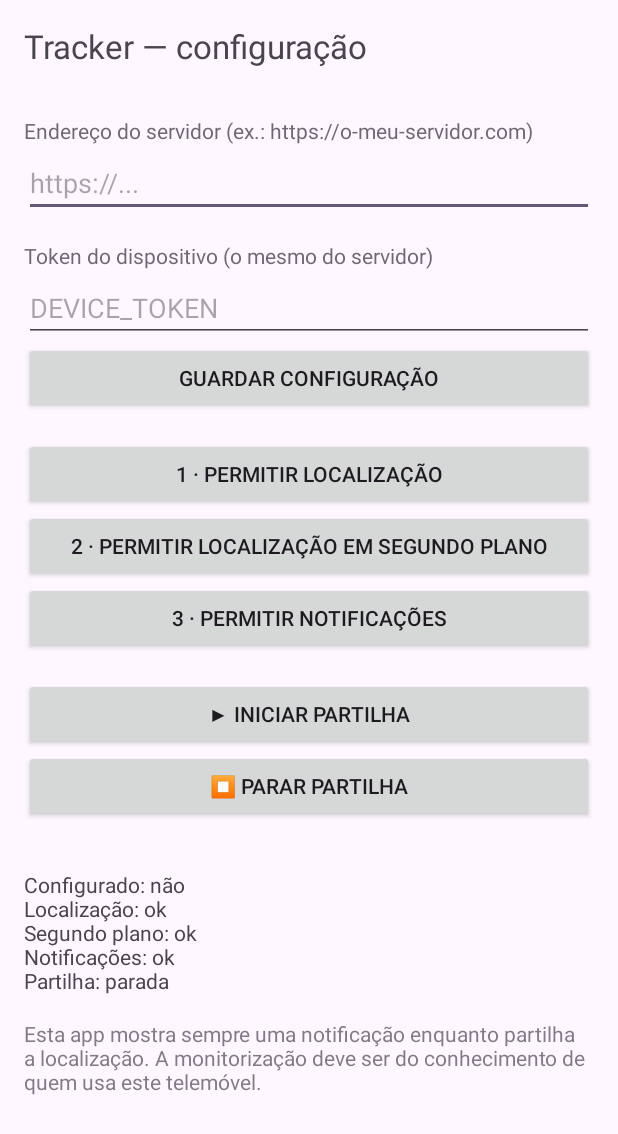
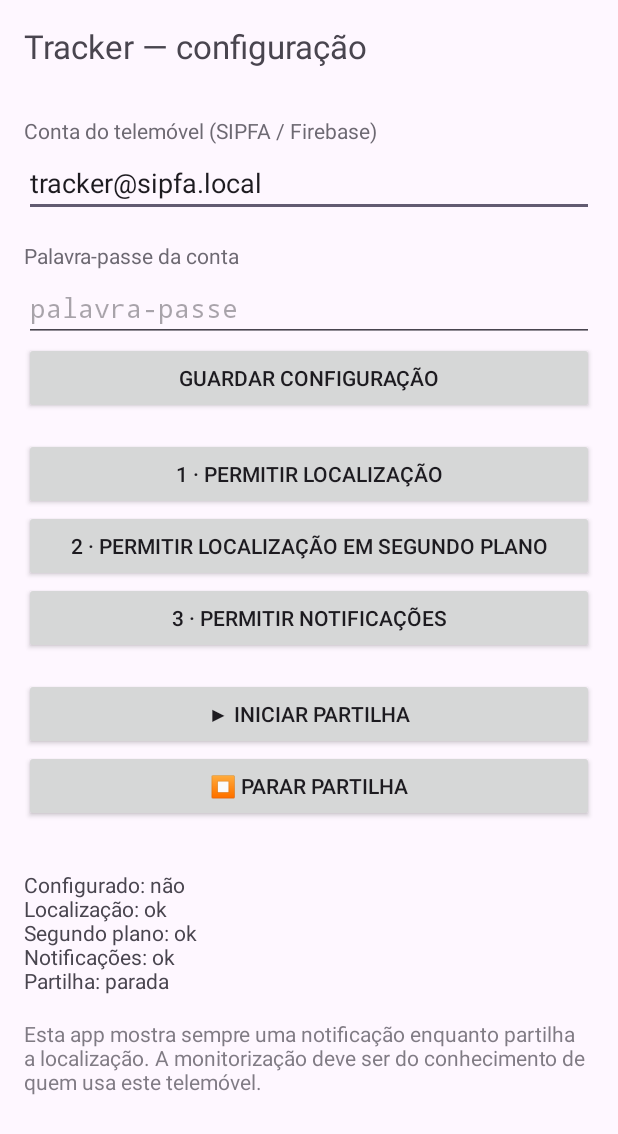
Before and after one commit to Phreezi/Tracker, an Android app: the screen it shows after launch (MainActivity), on a phone screen of 412 x 824 dp. Shown: the top 1134 px of the screen. Run offline under Robolectric (Android 15) with nearby library versions, the phone set to English and light mode, and no system bars.

Commit message:
App Android escreve a localização no Firestore do SIPFA (sem servidor Node)
A app passa a enviar os pontos diretamente para o Firestore do SIPFA, em vez
do servidor Node próprio:
- FirestoreUploader.kt: autentica na conta dedicada do telemóvel
  (tracker@sipfa.local) pela API REST do Firebase Auth e escreve num :commit
  os pontos (rastreioHist/{auto}) e a última posição (rastreio/atual). Sem SDK.
- MainActivity: configuração passa a ser e-mail + palavra-passe da conta
  (em vez de URL do servidor + token).
- Prefs: accountEmail/accountPassword; isConfigured usa-os.
- LocationService: usa o FirestoreUploader; sai a configuração vinda do
  servidor (o intervalo/distância ficam nos defaults locais).
- Remove Uploader.kt (servidor Node). versionCode 2 / versionName 2.0.

Co-Authored-By: Claude Opus 4.8 <noreply@anthropic.com>
Claude-Session: https://claude.ai/code/session_01SEdkHqdyLJzgxHSqwWrCVf

```diff
--- a/android/app/build.gradle
+++ b/android/app/build.gradle
@@ -11,8 +11,8 @@ android {
         applicationId "pt.familia.tracker"
         minSdk 24
         targetSdk 34
-        versionCode 1
-        versionName "1.0"
+        versionCode 2
+        versionName "2.0"
     }
 
     buildTypes {
--- a/android/app/src/main/java/pt/familia/tracker/MainActivity.kt
+++ b/android/app/src/main/java/pt/familia/tracker/MainActivity.kt
@@ -17,13 +17,13 @@ import androidx.appcompat.app.AppCompatActivity
 import androidx.core.content.ContextCompat
 
 /**
- * Ecrã de configuração: URL do servidor, token e botões de permissões.
+ * Ecrã de configuração: conta do telemóvel (SIPFA), palavra-passe e permissões.
  * Construído em código para não depender de recursos de layout.
  */
 class MainActivity : AppCompatActivity() {
 
-    private lateinit var urlField: EditText
-    private lateinit var tokenField: EditText
+    private lateinit var emailField: EditText
+    private lateinit var passwordField: EditText
     private lateinit var status: TextView
 
     private val fineLauncher =
@@ -48,25 +48,25 @@ class MainActivity : AppCompatActivity() {
             setPadding(0, 0, 0, pad)
         })
 
-        root.addView(label("Endereço do servidor (ex.: https://o-meu-servidor.com)"))
-        urlField = EditText(this).apply {
-            inputType = InputType.TYPE_TEXT_VARIATION_URI
-            hint = "https://..."
-            setText(Prefs.serverUrl(this@MainActivity))
+        root.addView(label("Conta do telemóvel (SIPFA / Firebase)"))
+        emailField = EditText(this).apply {
+            inputType = InputType.TYPE_TEXT_VARIATION_EMAIL_ADDRESS
+            hint = "tracker@sipfa.local"
+            setText(Prefs.accountEmail(this@MainActivity))
         }
-        root.addView(urlField)
+        root.addView(emailField)
 
-        root.addView(label("Token do dispositivo (o mesmo do servidor)"))
-        tokenField = EditText(this).apply {
-            inputType = InputType.TYPE_CLASS_TEXT
-            hint = "DEVICE_TOKEN"
-            setText(Prefs.deviceToken(this@MainActivity))
+        root.addView(label("Palavra-passe da conta"))
+        passwordField = EditText(this).apply {
+            inputType = InputType.TYPE_CLASS_TEXT or InputType.TYPE_TEXT_VARIATION_PASSWORD
+            hint = "palavra-passe"
+            setText(Prefs.accountPassword(this@MainActivity))
         }
-        root.addView(tokenField)
+        root.addView(passwordField)
 
         root.addView(button("Guardar configuração") {
-            Prefs.setServerUrl(this, urlField.text.toString())
-            Prefs.setDeviceToken(this, tokenField.text.toString())
+            Prefs.setAccountEmail(this, emailField.text.toString())
+            Prefs.setAccountPassword(this, passwordField.text.toString())
             toast("Guardado.")
             refresh()
         })
@@ -91,7 +91,7 @@ class MainActivity : AppCompatActivity() {
 
         root.addView(spacer(pad))
         root.addView(button("▶ Iniciar partilha") {
-            if (!Prefs.isConfigured(this)) { toast("Preenche o servidor e o token primeiro."); return@button }
+            if (!Prefs.isConfigured(this)) { toast("Preenche a conta e a palavra-passe primeiro."); return@button }
             if (!hasFine()) { toast("Falta a permissão de localização."); return@button }
             Prefs.setEnabled(this, true)
             LocationService.start(this)
--- a/android/app/src/main/java/pt/familia/tracker/Prefs.kt
+++ b/android/app/src/main/java/pt/familia/tracker/Prefs.kt
@@ -2,11 +2,25 @@ package pt.familia.tracker
 
 import android.content.Context
 
-/** Guarda a configuração local (URL do servidor, token e definições de envio). */
+/** Guarda a configuração local (conta do Firestore e definições de envio). */
 object Prefs {
     private const val FILE = "tracker_prefs"
     private fun p(ctx: Context) = ctx.getSharedPreferences(FILE, Context.MODE_PRIVATE)
 
+    // --- Conta do telemóvel no Firebase/Firestore do SIPFA -------------------
+    // Os pontos são escritos no Firestore do SIPFA com esta conta dedicada
+    // (criada em Firebase → Authentication). O e-mail é fixo por omissão; só a
+    // palavra-passe é que se escreve na app.
+    fun accountEmail(ctx: Context): String =
+        p(ctx).getString("accountEmail", "tracker@sipfa.local") ?: "tracker@sipfa.local"
+    fun setAccountEmail(ctx: Context, v: String) =
+        p(ctx).edit().putString("accountEmail", v.trim()).apply()
+
+    fun accountPassword(ctx: Context): String = p(ctx).getString("accountPassword", "") ?: ""
+    fun setAccountPassword(ctx: Context, v: String) =
+        p(ctx).edit().putString("accountPassword", v).apply()
+
+    // Campos antigos (servidor Node) — mantidos por compatibilidade, já não usados.
     fun serverUrl(ctx: Context): String = p(ctx).getString("serverUrl", "") ?: ""
     fun setServerUrl(ctx: Context, v: String) =
         p(ctx).edit().putString("serverUrl", v.trim().trimEnd('/')).apply()
@@ -28,5 +42,5 @@ object Prefs {
     fun setHeartbeatMin(ctx: Context, v: Int) = p(ctx).edit().putInt("heartbeatMin", v).apply()
 
     fun isConfigured(ctx: Context): Boolean =
-        serverUrl(ctx).isNotEmpty() && deviceToken(ctx).isNotEmpty()
+        accountEmail(ctx).isNotEmpty() && accountPassword(ctx).isNotEmpty()
 }
```
Also changed, not shown: android/app/src/main/java/pt/familia/tracker/FirestoreUploader.kt (added, +158 -0 lines), android/app/src/main/java/pt/familia/tracker/LocationService.kt (+2 -17 lines), android/app/src/main/java/pt/familia/tracker/Uploader.kt (deleted, +0 -56 lines).
